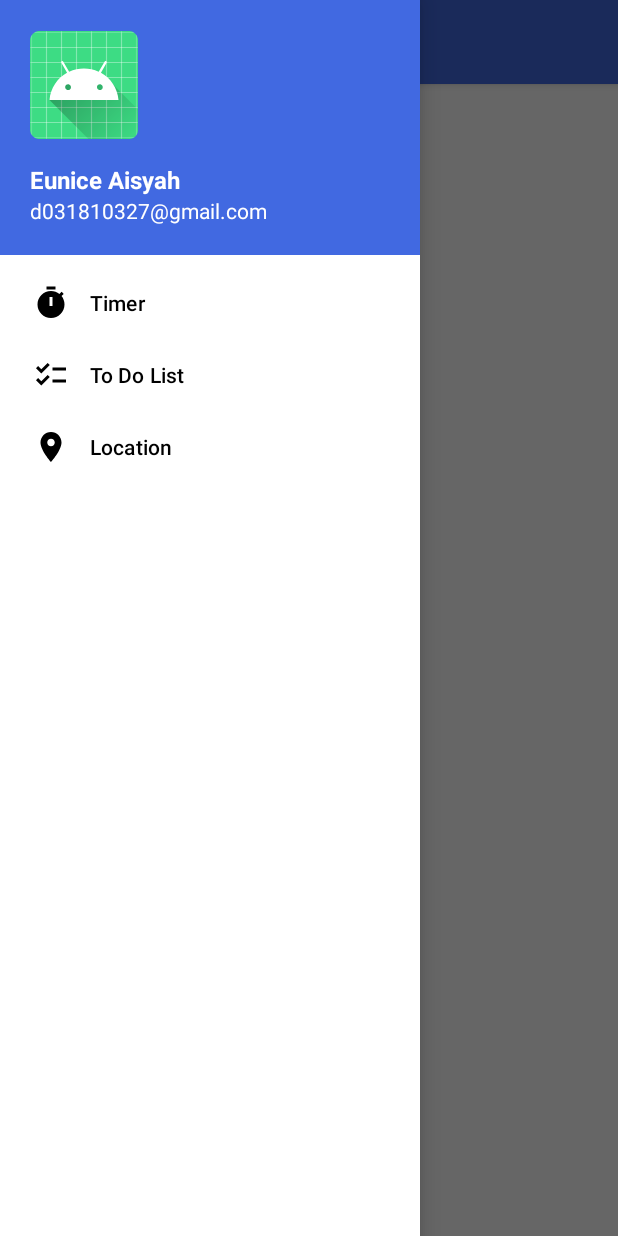
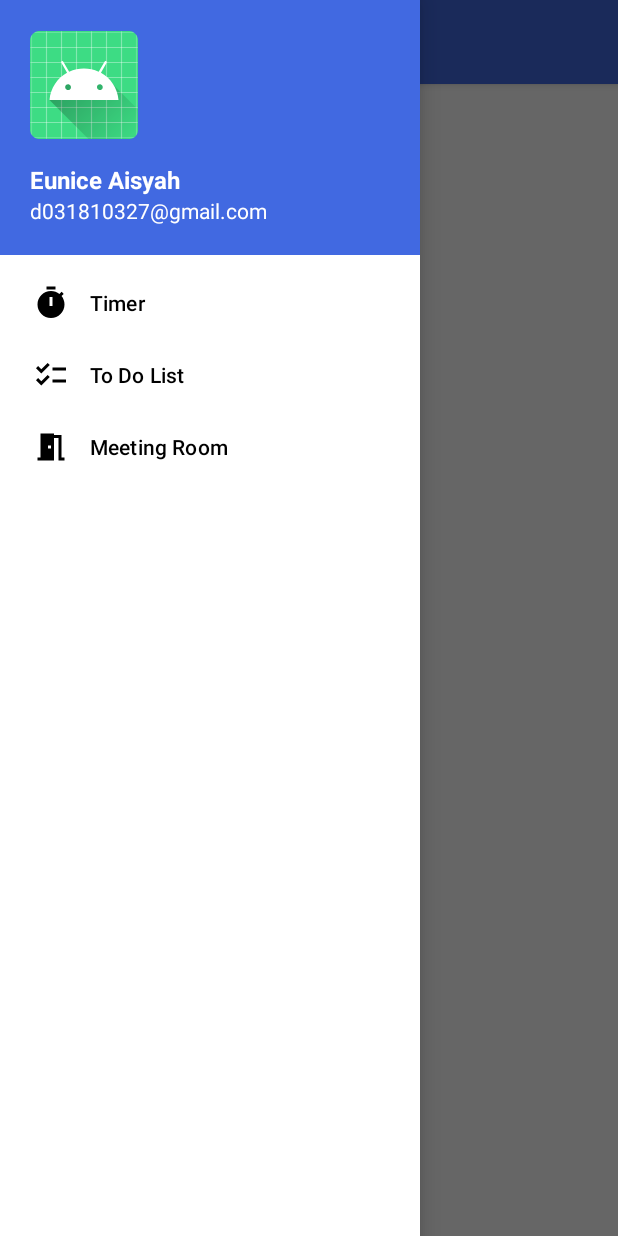
Before and after one commit to EuniceFoo533/MADProject, an Android app: the screen it shows after launch (MainActivity), with the side drawer open, on a phone screen of 412 x 824 dp. Run offline under Robolectric (Android 15) with nearby library versions, the phone set to English and light mode, and no system bars.

Commit message:
Add Navigation Menu and drawer layout

```diff
--- a/app/src/main/AndroidManifest.xml
+++ b/app/src/main/AndroidManifest.xml
@@ -1,6 +1,10 @@
 <?xml version="1.0" encoding="utf-8"?>
 <manifest xmlns:android="http://schemas.android.com/apk/res/android"
     xmlns:tools="http://schemas.android.com/tools">
+
+    <uses-permission android:name="android.permission.FOREGROUND_SERVICE" />
+    <uses-permission android:name="android.permission.INTERNET" />
+
 
     <application
         android:allowBackup="true"
@@ -32,7 +36,6 @@
                 <category android:name="android.intent.category.LAUNCHER" />
             </intent-filter>
         </activity>
-
     </application>
 
 </manifest>
--- a/app/src/main/java/com/example/fragment/MainActivity.java
+++ b/app/src/main/java/com/example/fragment/MainActivity.java
@@ -53,6 +53,12 @@ public class MainActivity extends AppCompatActivity {
                         Toast.makeText(MainActivity.this,"To Do List",Toast.LENGTH_SHORT).show();
                         fragment(new ToDoListFragment());
                         break;
+
+                    case R.id.meeting:
+                        drawerLayout.closeDrawer(GravityCompat.START);
+                        Toast.makeText(MainActivity.this,"Meeting Room",Toast.LENGTH_SHORT).show();
+                        fragment(new MeetingFragment());
+                        break;
                 }
 
                 return true;
--- a/app/src/main/java/com/example/fragment/ToDoListFragment.java
+++ b/app/src/main/java/com/example/fragment/ToDoListFragment.java
@@ -283,8 +283,10 @@ public class ToDoListFragment extends Fragment{
 
                                     Toast.makeText(getContext(),"Task successfully added",Toast.LENGTH_SHORT).show();
                                     loader.dismiss();
-                                    getActivity().finish();
-                                    startActivity(getActivity().getIntent());
+                                    AppCompatActivity activity = (AppCompatActivity) view.getContext();
+                                    Fragment myFragment = new ToDoListFragment();
+                                    activity.getSupportFragmentManager().beginTransaction().replace(R.id.frameLayout, myFragment).addToBackStack(null).commit();
+
 
                                 }
                             })
--- /dev/null
+++ b/app/src/main/res/drawable/ic_baseline_meeting_room_24.xml
@@ -0,0 +1,5 @@
+<vector android:height="24dp" android:tint="#000000"
+    android:viewportHeight="24" android:viewportWidth="24"
+    android:width="24dp" xmlns:android="http://schemas.android.com/apk/res/android">
+    <path android:fillColor="@android:color/white" android:pathData="M14,6v15L3,21v-2h2L5,3h9v1h5v15h2v2h-4L17,6h-3zM10,11v2h2v-2h-2z"/>
+</vector>
--- a/app/src/main/res/layout/retrieve_layout.xml
+++ b/app/src/main/res/layout/retrieve_layout.xml
@@ -42,7 +42,7 @@
                     android:layout_weight="1">
 
 
-                    <Button
+                    <androidx.appcompat.widget.AppCompatButton
                         android:id="@+id/buttonPriorColor"
                         android:background="@drawable/custom_prior"
                         android:layout_width="20dp"
--- a/app/src/main/res/menu/menu_bar.xml
+++ b/app/src/main/res/menu/menu_bar.xml
@@ -15,9 +15,9 @@
             android:title="To Do List"/>
 
         <item
-            android:id="@+id/location"
-            android:icon="@drawable/ic_baseline_location_on_24"
-            android:title="Location"/>
+            android:id="@+id/meeting"
+            android:icon="@drawable/ic_baseline_meeting_room_24"
+            android:title="Meeting Room"/>
     </group>
 
 
```
Also changed, not shown: app/src/main/java/com/example/fragment/MeetingFragment.java (added, +30 -0 lines), app/src/main/java/com/example/fragment/TaskAdapter.java (+3 -4 lines), app/src/main/res/layout/fragment_meeting.xml (added, +30 -0 lines), app/src/main/res/drawable-v24/meeting_room.jpg (added).
